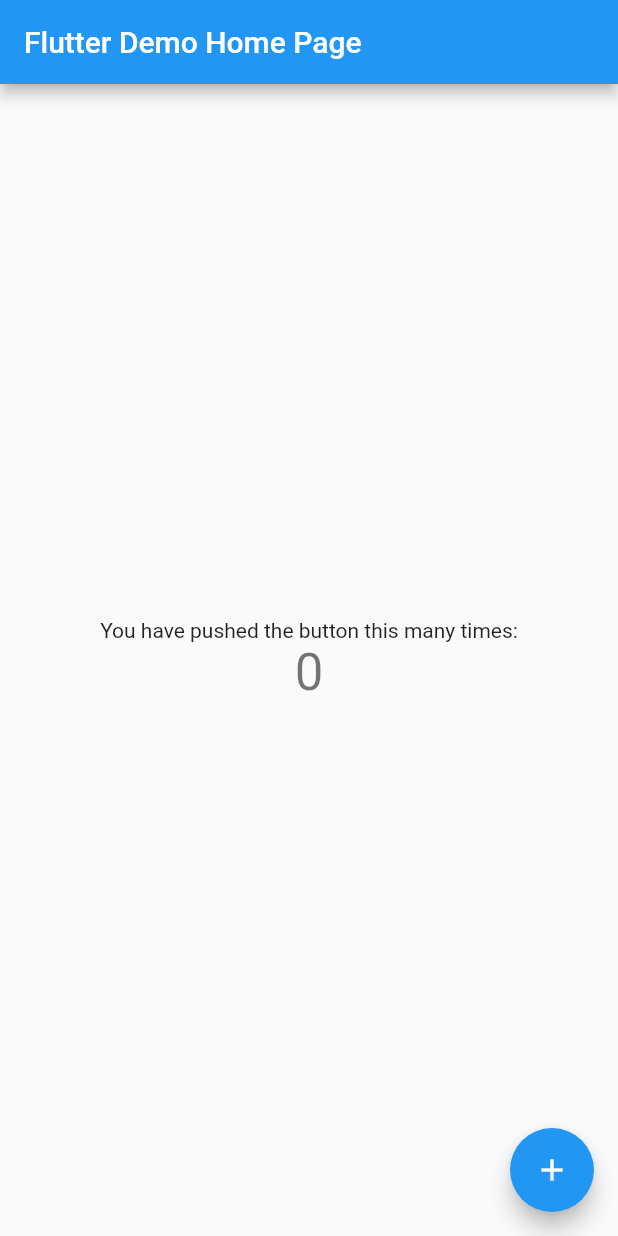
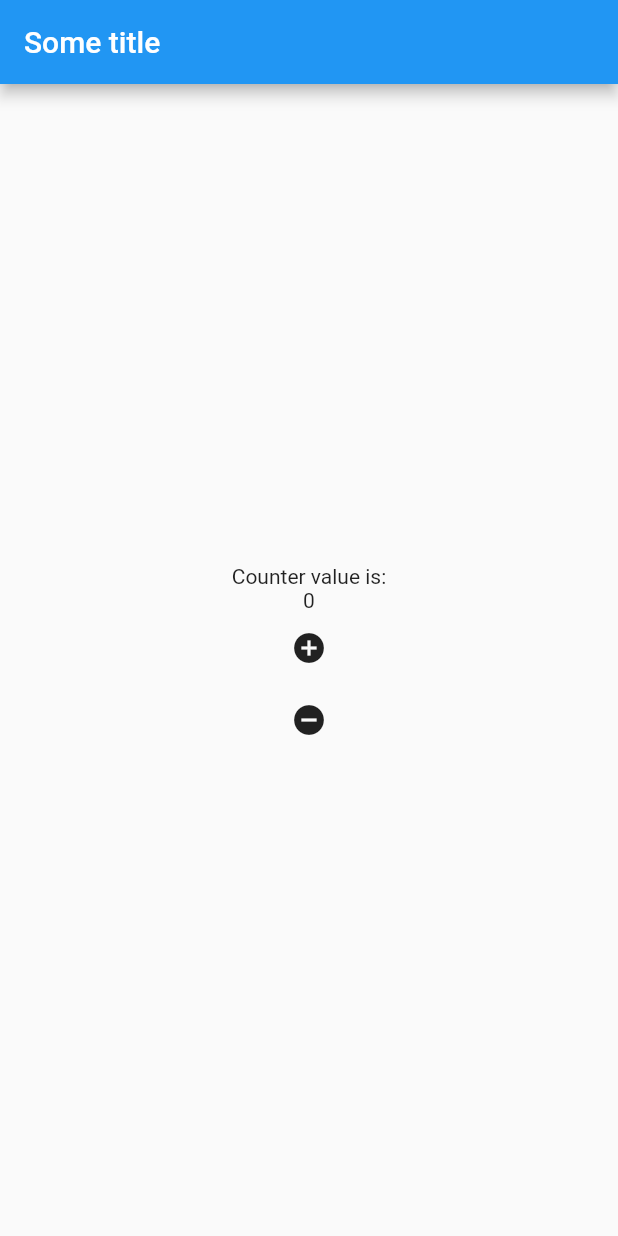
Before and after one commit to nulleof/flutter_redux_learn, a Flutter app: the screen it shows after launch, on a phone screen of 412 x 824 dp. Run offline on Flutter 3.47's test engine with Material 2 defaults, Android fonts, the phone set to English and light mode, and no system bars; our stand-ins replace flutter_redux, redux.

Commit message:
Simple home screen via store connector was added

```diff
--- /dev/null
+++ b/lib/containers/home.dart
@@ -0,0 +1,72 @@
+import 'package:flutter/widgets.dart';
+import 'package:redux/redux.dart';
+import 'package:flutter_redux/flutter_redux.dart';
+import 'package:flutter_redux_test/models/app_state.dart';
+import 'package:flutter_redux_test/selectors/selectors.dart';
+import 'package:flutter/material.dart';
+
+class Home extends StatelessWidget {
+  Home({Key, key}) : super(key: key);
+
+  @override
+  Widget build(BuildContext context) {
+    return StoreConnector<AppState, _ViewModel>(
+      distinct: true,
+      converter: _ViewModel.fromStore,
+      builder: (context, vm) {
+        return Scaffold(
+          appBar: AppBar(
+            title: Text('Some title'),
+          ),
+          body: Center(
+            child: Column(
+              mainAxisAlignment: MainAxisAlignment.center,
+              children: <Widget>[
+                Text(
+                  'Counter value is:',
+                ),
+                Text(
+                  vm.counter.toString(),
+                ),
+                IconButton(
+                  icon: Icon(Icons.add_circle),
+                  onPressed: () => print("plus"),
+                ),
+                IconButton(
+                  icon: Icon(Icons.remove_circle),
+                  onPressed: () => print("minus"),
+                ),
+              ],
+            ),
+          ),
+        );
+      },
+    );
+  }
+}
+
+class _ViewModel {
+  final int counter;
+
+  _ViewModel({@required this.counter});
+
+  static _ViewModel fromStore(Store<AppState> store) {
+    return _ViewModel(
+      counter: counterSelector(store.state),
+    );
+  }
+
+  @override
+  bool operator ==(Object other) =>
+      identical(this, other) ||
+      other is _ViewModel &&
+          counter == other.counter;
+
+  @override
+  int get hashCode => counter.hashCode;
+
+  @override
+  String toString() {
+    return '_ViewModel{counter: $counter}';
+  }
+}
--- a/lib/main.dart
+++ b/lib/main.dart
@@ -3,6 +3,7 @@ import 'package:redux/redux.dart';
 import 'package:flutter_redux/flutter_redux.dart';
 import 'package:flutter_redux_test/models/app_state.dart';
 import 'reducers/app_state_reducer.dart';
+import 'containers/home.dart';
 
 void main() => runApp(MyApp());
 
@@ -22,93 +23,8 @@ class MyApp extends StatelessWidget {
           theme: ThemeData(
             primarySwatch: Colors.blue,
           ),
-          home: MyHomePage(title: 'Flutter Demo Home Page'),
+          home: Home(),
         )
     );
   }
 }
-
-class MyHomePage extends StatefulWidget {
-  MyHomePage({Key key, this.title}) : super(key: key);
-
-  // This widget is the home page of your application. It is stateful, meaning
-  // that it has a State object (defined below) that contains fields that affect
-  // how it looks.
-
-  // This class is the configuration for the state. It holds the values (in this
-  // case the title) provided by the parent (in this case the App widget) and
-  // used by the build method of the State. Fields in a Widget subclass are
-  // always marked "final".
-
-  final String title;
-
-  @override
-  _MyHomePageState createState() => _MyHomePageState();
-}
-
-class _MyHomePageState extends State<MyHomePage> {
-  int _counter = 0;
-
-  void _incrementCounter() {
-    setState(() {
-      // This call to setState tells the Flutter framework that something has
-      // changed in this State, which causes it to rerun the build method below
-      // so that the display can reflect the updated values. If we changed
-      // _counter without calling setState(), then the build method would not be
-      // called again, and so nothing would appear to happen.
-      _counter++;
-    });
-  }
-
-  @override
-  Widget build(BuildContext context) {
-    // This method is rerun every time setState is called, for instance as done
-    // by the _incrementCounter method above.
-    //
-    // The Flutter framework has been optimized to make rerunning build methods
-    // fast, so that you can just rebuild anything that needs updating rather
-    // than having to individually change instances of widgets.
-    return Scaffold(
-      appBar: AppBar(
-        // Here we take the value from the MyHomePage object that was created by
-        // the App.build method, and use it to set our appbar title.
-        title: Text(widget.title),
-      ),
-      body: Center(
-        // Center is a layout widget. It takes a single child and positions it
-        // in the middle of the parent.
-        child: Column(
-          // Column is also layout widget. It takes a list of children and
-          // arranges them vertically. By default, it sizes itself to fit its
-          // children horizontally, and tries to be as tall as its parent.
-          //
-          // Invoke "debug painting" (press "p" in the console, choose the
-          // "Toggle Debug Paint" action from the Flutter Inspector in Android
-          // Studio, or the "Toggle Debug Paint" command in Visual Studio Code)
-          // to see the wireframe for each widget.
-          //
-          // Column has various properties to control how it sizes itself and
-          // how it positions its children. Here we use mainAxisAlignment to
-          // center the children vertically; the main axis here is the vertical
-          // axis because Columns are vertical (the cross axis would be
-          // horizontal).
-          mainAxisAlignment: MainAxisAlignment.center,
-          children: <Widget>[
-            Text(
-              'You have pushed the button this many times:',
-            ),
-            Text(
-              '$_counter',
-              style: Theme.of(context).textTheme.display1,
-            ),
-          ],
-        ),
-      ),
-      floatingActionButton: FloatingActionButton(
-        onPressed: _incrementCounter,
-        tooltip: 'Increment',
-        child: Icon(Icons.add),
-      ), // This trailing comma makes auto-formatting nicer for build methods.
-    );
-  }
-}
--- /dev/null
+++ b/lib/selectors/selectors.dart
@@ -0,0 +1,3 @@
+import 'package:flutter_redux_test/models/app_state.dart';
+
+int counterSelector(AppState state) => state.counter;
```
